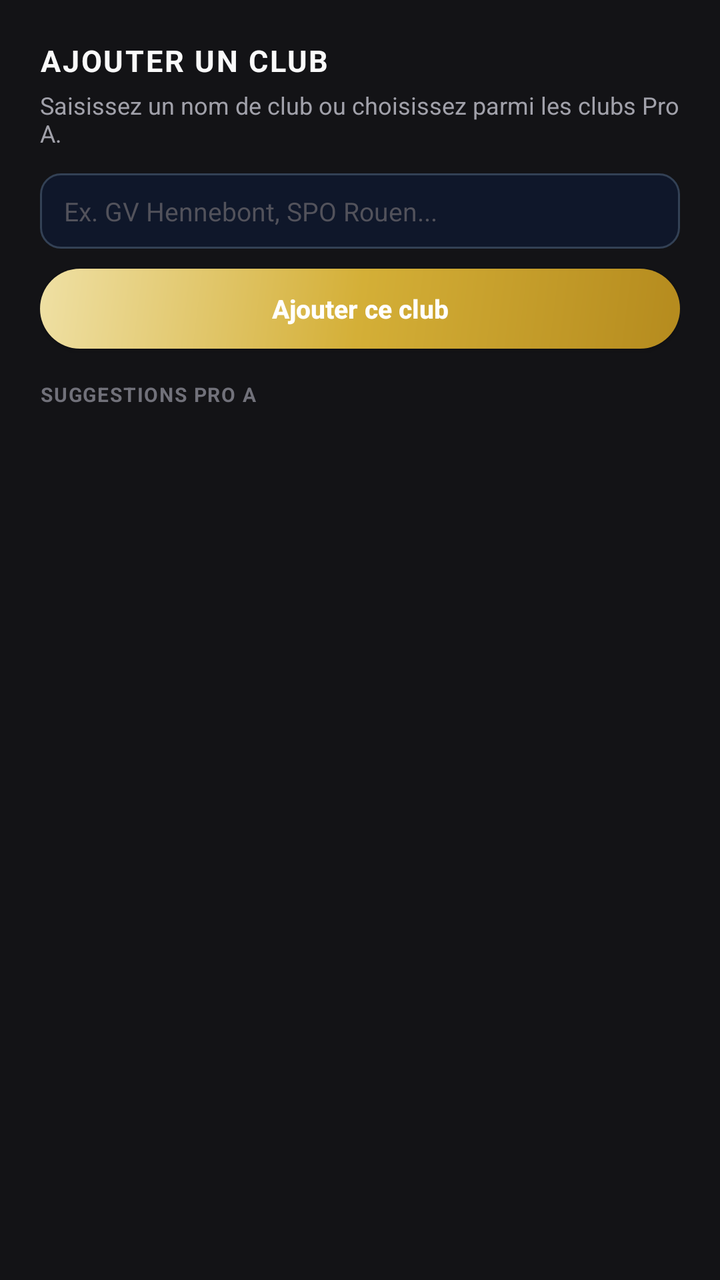
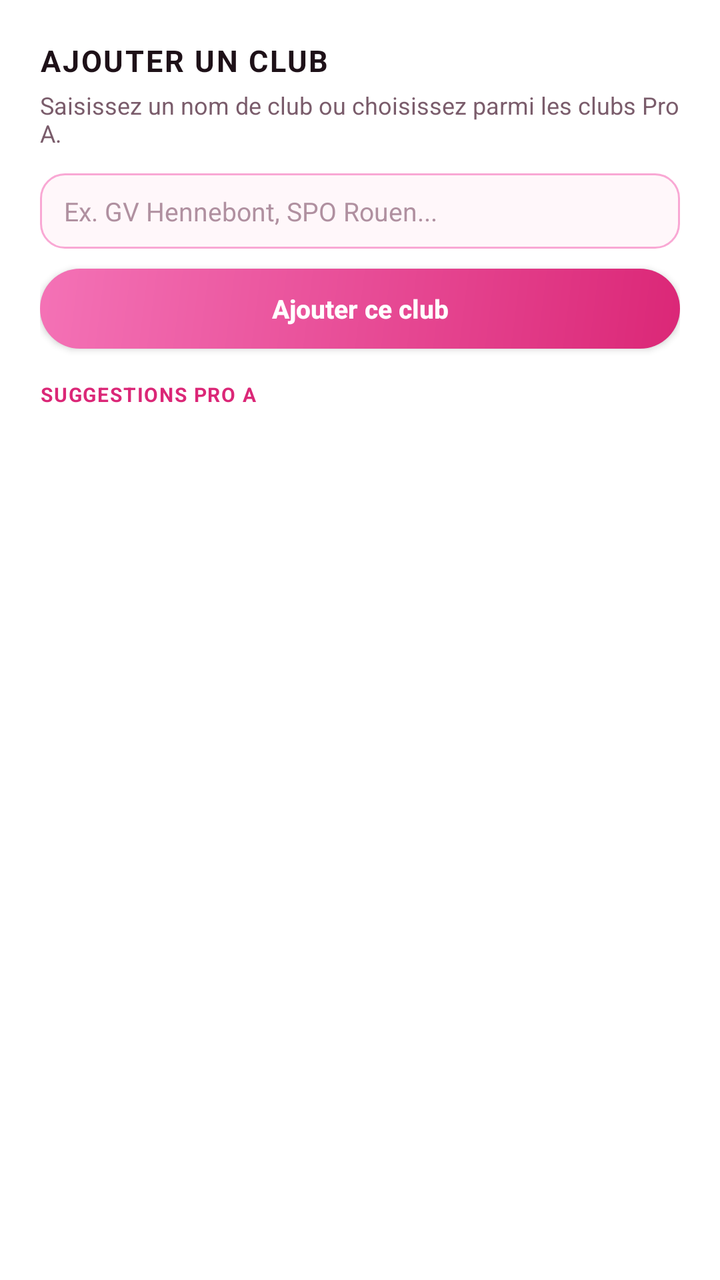

Compare the two renders of this Android layout. The source of the first and the diff that turns it into the second are given below.
<!-- AndroidManifest.xml: application theme Theme.PingTracker -->
<!-- res/layout/dialog_add_club.xml -->
<?xml version="1.0" encoding="utf-8"?>
<LinearLayout xmlns:android="http://schemas.android.com/apk/res/android"
    android:layout_width="match_parent"
    android:layout_height="wrap_content"
    android:background="#131316"
    android:orientation="vertical"
    android:padding="20dp">

    <TextView
        android:layout_width="match_parent"
        android:layout_height="wrap_content"
        android:letterSpacing="0.06"
        android:text="AJOUTER UN CLUB"
        android:textColor="#FAFAFA"
        android:textSize="15sp"
        android:textStyle="bold" />

    <TextView
        android:layout_width="match_parent"
        android:layout_height="wrap_content"
        android:layout_marginTop="4dp"
        android:text="Saisissez un nom de club ou choisissez parmi les clubs Pro A."
        android:textColor="#A1A1AA"
        android:textSize="12sp" />

    <EditText
        android:id="@+id/add_club_input"
        android:layout_width="match_parent"
        android:layout_height="wrap_content"
        android:layout_marginTop="12dp"
        android:background="@drawable/bg_input_dark"
        android:hint="Ex. GV Hennebont, SPO Rouen..."
        android:inputType="textCapWords"
        android:maxLines="1"
        android:paddingHorizontal="12dp"
        android:paddingVertical="10dp"
        android:textColor="#FAFAFA"
        android:textColorHint="#52525B"
        android:textSize="13sp" />

    <Button
        android:id="@+id/add_club_confirm"
        android:layout_width="match_parent"
        android:layout_height="40dp"
        android:layout_marginTop="10dp"
        android:background="@drawable/bg_button_accent"
        android:text="Ajouter ce club"
        android:textAllCaps="false"
        android:textColor="#FFFFFF"
        android:textSize="13sp"
        android:textStyle="bold" />

    <TextView
        android:layout_width="match_parent"
        android:layout_height="wrap_content"
        android:layout_marginTop="16dp"
        android:layout_marginBottom="8dp"
        android:letterSpacing="0.06"
        android:text="SUGGESTIONS PRO A"
        android:textColor="#71717A"
        android:textSize="10sp"
        android:textStyle="bold" />

    <ScrollView
        android:layout_width="match_parent"
        android:layout_height="180dp">

        <LinearLayout
            android:id="@+id/add_club_suggestions"
            android:layout_width="match_parent"
            android:layout_height="wrap_content"
            android:orientation="vertical" />
    </ScrollView>
</LinearLayout>
<!-- resources referenced by this layout -->
<resources>
  <!-- drawable bg_button_accent (drawable) -->
  <?xml version="1.0" encoding="utf-8"?>
  <shape xmlns:android="http://schemas.android.com/apk/res/android"
      android:shape="rectangle">
      <gradient
          android:angle="315"
          android:startColor="#EFE0A4"
          android:centerColor="#D4AF37"
          android:endColor="#B58B1E"
          android:type="linear" />
      <corners android:radius="20dp" />
  </shape>
  <!-- drawable bg_input_dark (drawable) -->
  <?xml version="1.0" encoding="utf-8"?>
  <shape xmlns:android="http://schemas.android.com/apk/res/android"
      android:shape="rectangle">
      <solid android:color="#0F172A" />
      <corners android:radius="10dp" />
      <stroke
          android:width="1dp"
          android:color="#334155" />
  </shape>
  <style name="Theme.PingTracker" parent="android:Theme.Material.NoActionBar">
          <item name="android:windowBackground">@color/bg_dark_start</item>
          <item name="android:statusBarColor">@color/bg_dark_start</item>
          <item name="android:navigationBarColor">@color/bg_dark_end</item>
      </style>
  <color name="bg_dark_start">#09090B</color>
  <color name="bg_dark_end">#0F0F12</color>
</resources>

<!-- the commit's change to res/layout/dialog_add_club.xml (unified diff, before → after) -->
@@ -2,7 +2,7 @@
 <LinearLayout xmlns:android="http://schemas.android.com/apk/res/android"
     android:layout_width="match_parent"
     android:layout_height="wrap_content"
-    android:background="#131316"
+    android:background="#FFFFFF"
     android:orientation="vertical"
     android:padding="20dp">
 
@@ -11,7 +11,7 @@
         android:layout_height="wrap_content"
         android:letterSpacing="0.06"
         android:text="AJOUTER UN CLUB"
-        android:textColor="#FAFAFA"
+        android:textColor="#1E1118"
         android:textSize="15sp"
         android:textStyle="bold" />
 
@@ -20,7 +20,7 @@
         android:layout_height="wrap_content"
         android:layout_marginTop="4dp"
         android:text="Saisissez un nom de club ou choisissez parmi les clubs Pro A."
-        android:textColor="#A1A1AA"
+        android:textColor="#7A5C6B"
         android:textSize="12sp" />
 
     <EditText
@@ -34,8 +34,8 @@
         android:maxLines="1"
         android:paddingHorizontal="12dp"
         android:paddingVertical="10dp"
-        android:textColor="#FAFAFA"
-        android:textColorHint="#52525B"
+        android:textColor="#1E1118"
+        android:textColorHint="#B090A0"
         android:textSize="13sp" />
 
     <Button
@@ -57,7 +57,7 @@
         android:layout_marginBottom="8dp"
         android:letterSpacing="0.06"
         android:text="SUGGESTIONS PRO A"
-        android:textColor="#71717A"
+        android:textColor="#DB2777"
         android:textSize="10sp"
         android:textStyle="bold" />
 
<!-- resource entries referenced after the edit -->
@@ -6,28 +6,26 @@
       android:shape="rectangle">
       <gradient
           android:angle="315"
-          android:startColor="#EFE0A4"
-          android:centerColor="#D4AF37"
-          android:endColor="#B58B1E"
+          android:startColor="#F472B6"
+          android:endColor="#DB2777"
           android:type="linear" />
-      <corners android:radius="20dp" />
+      <corners android:radius="22dp" />
   </shape>
   <!-- drawable bg_input_dark (drawable) -->
   <?xml version="1.0" encoding="utf-8"?>
   <shape xmlns:android="http://schemas.android.com/apk/res/android"
       android:shape="rectangle">
-      <solid android:color="#0F172A" />
-      <corners android:radius="10dp" />
+      <solid android:color="#FFF7FA" />
+      <corners android:radius="12dp" />
       <stroke
           android:width="1dp"
-          android:color="#334155" />
+          android:color="#F9A8D4" />
   </shape>
-  <style name="Theme.PingTracker" parent="android:Theme.Material.NoActionBar">
-          <item name="android:windowBackground">@color/bg_dark_start</item>
-          <item name="android:statusBarColor">@color/bg_dark_start</item>
-          <item name="android:navigationBarColor">@color/bg_dark_end</item>
+  <style name="Theme.PingTracker" parent="android:Theme.Material.Light.NoActionBar">
+          <item name="android:windowBackground">@color/bg_light_start</item>
+          <item name="android:statusBarColor">@android:color/transparent</item>
+          <item name="android:navigationBarColor">@android:color/transparent</item>
       </style>
-  <color name="bg_dark_start">#09090B</color>
-  <color name="bg_dark_end">#0F0F12</color>
+  <color name="bg_light_start">#FFFFFF</color>
 </resources>
 
